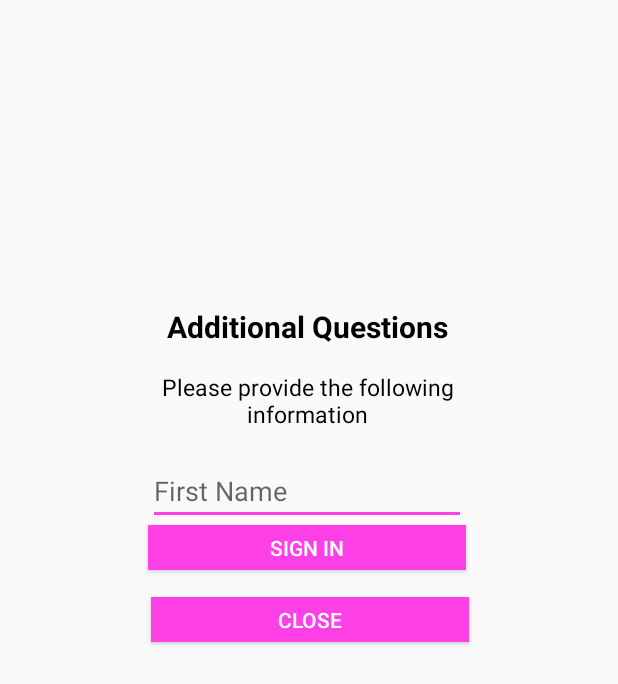
After one commit to CIS4914Spring19AttendanceApplication/android, an Android app: the layout additionalpopup.xml on its own in the app's theme, with its tools: preview values and no code run, on a phone screen of 412 x 824 dp. The commit adds this screen. Shown: the top 684 px of the screen. Run offline under Robolectric (Android 15) with nearby library versions, the phone set to English and light mode, and no system bars.

Commit message:
QRCodes and Orgs

```diff
--- a/app/src/main/java/com/auth0/samples/Organizations.java
+++ b/app/src/main/java/com/auth0/samples/Organizations.java
@@ -60,7 +60,7 @@ public class Organizations extends Activity {
                             Request request = new Request.Builder()
                                     .header("Authorization", "Bearer " + accessToken)
                                     .get()
-                                    .url(API_URL + "nihirpatel@ufl.edu")
+                                    .url(API_URL + email)
                                     .build();
                             Log.d("URL", API_URL);
                             client.newCall(request).enqueue(new Callback() {
@@ -76,6 +76,7 @@ public class Organizations extends Activity {
                                     } else {
                                         try {
                                             String jsonData = response.body().string();
+                                            Log.d("qweqw,", jsonData);
                                             JSONObject reader = new JSONObject(jsonData);
                                             JSONArray Jarray = reader.getJSONArray("enrollments");
                                             final String Orgs[] = new String[Jarray.length()];
@@ -96,8 +97,6 @@ public class Organizations extends Activity {
                                             @Override
                                             public void run() {
                                                 headerText.setText(name + "'s Organizations");
-                                                //recyclerView.setAdapter(new Adapter(this, Orgs));
-
                                             }
                                         });
 
--- /dev/null
+++ b/app/src/main/res/layout/additionalpopup.xml
@@ -0,0 +1,92 @@
+<?xml version="1.0" encoding="utf-8"?>
+<android.support.constraint.ConstraintLayout
+    xmlns:android="http://schemas.android.com/apk/res/android"
+    xmlns:app="http://schemas.android.com/apk/res-auto"
+    xmlns:tools="http://schemas.android.com/tools"
+    android:layout_width="match_parent"
+    android:layout_height="match_parent"
+    android:theme="@style/AppTheme.CustomTheme">
+
+
+<TextView
+        android:id="@+id/additional"
+        android:layout_width="215dp"
+        android:layout_height="31dp"
+        android:layout_marginStart="8dp"
+        android:layout_marginTop="204dp"
+        android:layout_marginEnd="8dp"
+        android:text="@string/Additional"
+        android:textAlignment="center"
+        android:textColor="@color/black"
+        android:textSize="20sp"
+        android:textStyle="bold"
+        app:layout_constraintEnd_toEndOf="parent"
+        app:layout_constraintHorizontal_bias="0.494"
+        app:layout_constraintStart_toStartOf="parent"
+        app:layout_constraintTop_toTopOf="parent" />
+
+    <TextView
+        android:id="@+id/info"
+        android:layout_width="212dp"
+        android:layout_height="51dp"
+        android:layout_marginStart="8dp"
+        android:layout_marginTop="12dp"
+        android:layout_marginEnd="8dp"
+        android:text="@string/Info"
+        android:textAlignment="center"
+        android:textColor="@color/black"
+        android:textSize="15sp"
+        app:layout_constraintEnd_toEndOf="parent"
+        app:layout_constraintHorizontal_bias="0.491"
+        app:layout_constraintStart_toStartOf="parent"
+        app:layout_constraintTop_toBottomOf="@+id/additional" />
+
+    <EditText
+        android:id="@+id/input"
+        android:layout_width="212dp"
+        android:layout_height="39dp"
+        android:layout_marginStart="8dp"
+        android:layout_marginTop="12dp"
+        android:layout_marginEnd="8dp"
+        android:hint="@string/FirstName"
+        android:inputType="textPersonName"
+        android:visibility="visible"
+        app:layout_constraintEnd_toEndOf="parent"
+        app:layout_constraintHorizontal_bias="0.491"
+        app:layout_constraintStart_toStartOf="parent"
+        app:layout_constraintTop_toBottomOf="@+id/info" />
+
+
+    <Button
+        android:id="@+id/signIn"
+        android:layout_width="212dp"
+        android:layout_height="30dp"
+        android:layout_marginStart="8dp"
+        android:layout_marginEnd="8dp"
+        android:background="@color/colorAccent"
+        android:text="@string/SignIn"
+        android:textColor="@color/white"
+        app:layout_constraintEnd_toEndOf="parent"
+        app:layout_constraintHorizontal_bias="0.491"
+        app:layout_constraintStart_toStartOf="parent"
+        app:layout_constraintTop_toBottomOf="@+id/input" />
+
+    <Button
+        android:id="@+id/close"
+        android:layout_width="212dp"
+        android:layout_height="30dp"
+        android:layout_marginStart="8dp"
+        android:layout_marginTop="8dp"
+        android:layout_marginEnd="8dp"
+        android:layout_marginBottom="8dp"
+        android:background="@color/colorAccent"
+        android:text="@string/Close"
+        android:textColor="@color/white"
+        app:layout_constraintBottom_toBottomOf="parent"
+        app:layout_constraintEnd_toEndOf="parent"
+        app:layout_constraintHorizontal_bias="0.502"
+        app:layout_constraintStart_toStartOf="parent"
+        app:layout_constraintTop_toBottomOf="@+id/signIn"
+        app:layout_constraintVertical_bias="0.025" />
+
+</android.support.constraint.ConstraintLayout>
--- a/app/src/main/res/layout/custom_row.xml
+++ b/app/src/main/res/layout/custom_row.xml
@@ -14,6 +14,7 @@
         android:layout_marginTop="8dp"
         android:layout_marginEnd="8dp"
         android:layout_marginBottom="8dp"
+        android:textSize="30sp"
         android:textAppearance="@style/TextAppearance.AppCompat.Body1"
         app:layout_constraintBottom_toBottomOf="parent"
         app:layout_constraintEnd_toEndOf="parent"
--- a/app/src/main/res/values/colors.xml
+++ b/app/src/main/res/values/colors.xml
@@ -2,7 +2,7 @@
 <resources>
     <color name="colorPrimary">#3F51B5</color>
     <color name="colorPrimaryDark">#303F9F</color>
-    <color name="colorAccent">#FF4081</color>
+    <color name="colorAccent">#FF40E6</color>
     <color name="white">#FFFFFF</color>
     <color name="yellow">#FFFF00</color>
     <color name="fuchsia">#FF00FF</color>
@@ -15,8 +15,9 @@
     <color name="aqua">#00FFFF</color>
     <color name="lime">#00FF00</color>
     <color name="teal">#008080</color>
-    <color name="green">#008000</color>
+    <color name="green">#08DB2E</color>
     <color name="blue">#0000FF</color>
     <color name="navy">#000080</color>
     <color name="black">#000000</color>
+    <color name="lightblue">#87cefa</color>
 </resources>
--- a/app/src/main/res/values/strings.xml
+++ b/app/src/main/res/values/strings.xml
@@ -7,6 +7,7 @@
     <string name="welcome">{Welcome  + user.firstName + !}</string>
     <string name="SignIn">Sign In</string>
     <string name="LogIn">Log In</string>
+    <string name="Close">Close</string>
     <string name="API">https://rollcall-api.herokuapp.com</string>
     <string name="request_credentials_title">Authenticate to continue</string>
     <string name="orgs">My orgs</string>
@@ -18,4 +19,12 @@
     <string name="Phone">Phone Number (XXX-XXX-XXXX)</string>
     <string name="PhoneHint">Phone Number</string>
     <string name="Year">Year</string>
+    <string name="Additional">Additional Questions</string>
+    <string name="Info">Please provide the following information</string>
+    <string name="uhoh">Uh oh</string>
+    <string name="bad">This event is not open for sign in right now!</string>
+    <string name="good">Success</string>
+    <string name="checkedin">You have signed in to </string>
+    <string name="thanks">Thanks for coming!</string>
+    <string name="Done">Done</string>
 </resources>
--- a/app/src/main/res/values/styles.xml
+++ b/app/src/main/res/values/styles.xml
@@ -8,4 +8,9 @@
         <item name="colorAccent">@color/colorAccent</item>
     </style>
 
+    <style name="AppTheme.CustomTheme" >
+        <item name="android:windowIsTranslucent">true</item>
+        <item name="android:windowCloseOnTouchOutside">true</item>
+    </style>
+
 </resources>
```
Also changed, not shown: app/src/main/AndroidManifest.xml (+6 -2 lines), app/src/main/java/com/auth0/samples/PopUp.java (added, +32 -0 lines), app/src/main/java/com/auth0/samples/QRScanner.java (+205 -20 lines), app/src/main/java/com/auth0/samples/RegisterUser.java (+4 -3 lines), app/src/main/res/layout/organizations.xml (+7 -12 lines), app/src/main/res/layout/successpopup.xml (added, +64 -0 lines), app/src/main/res/layout/uhohpopup.xml (added, +64 -0 lines).
